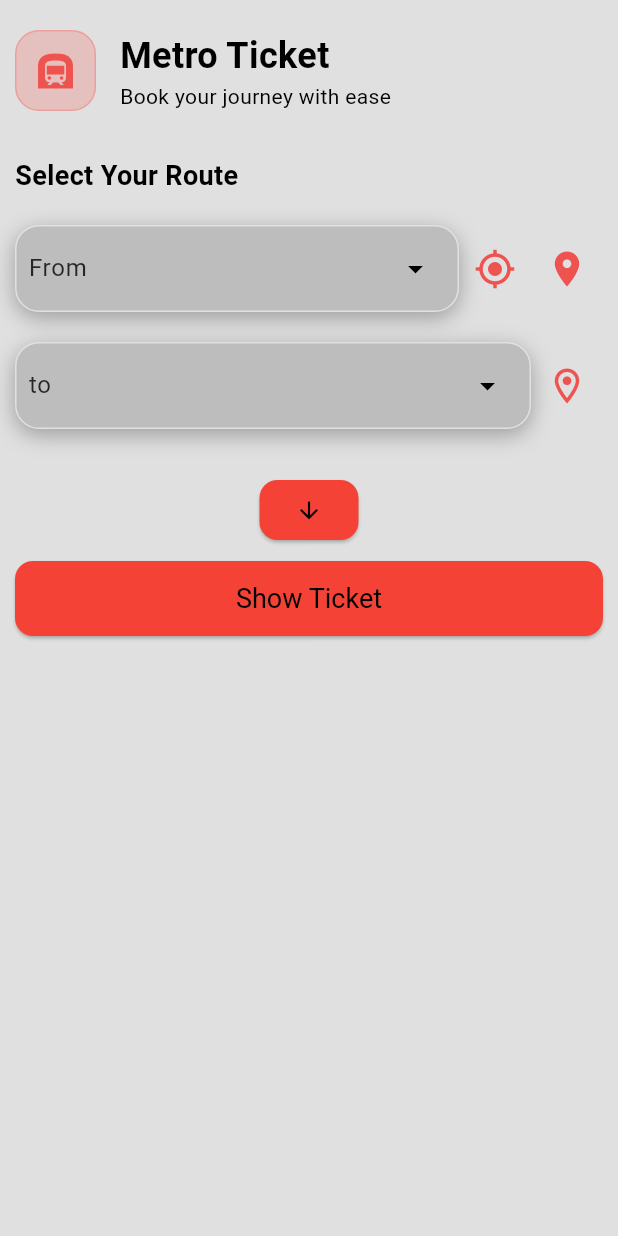
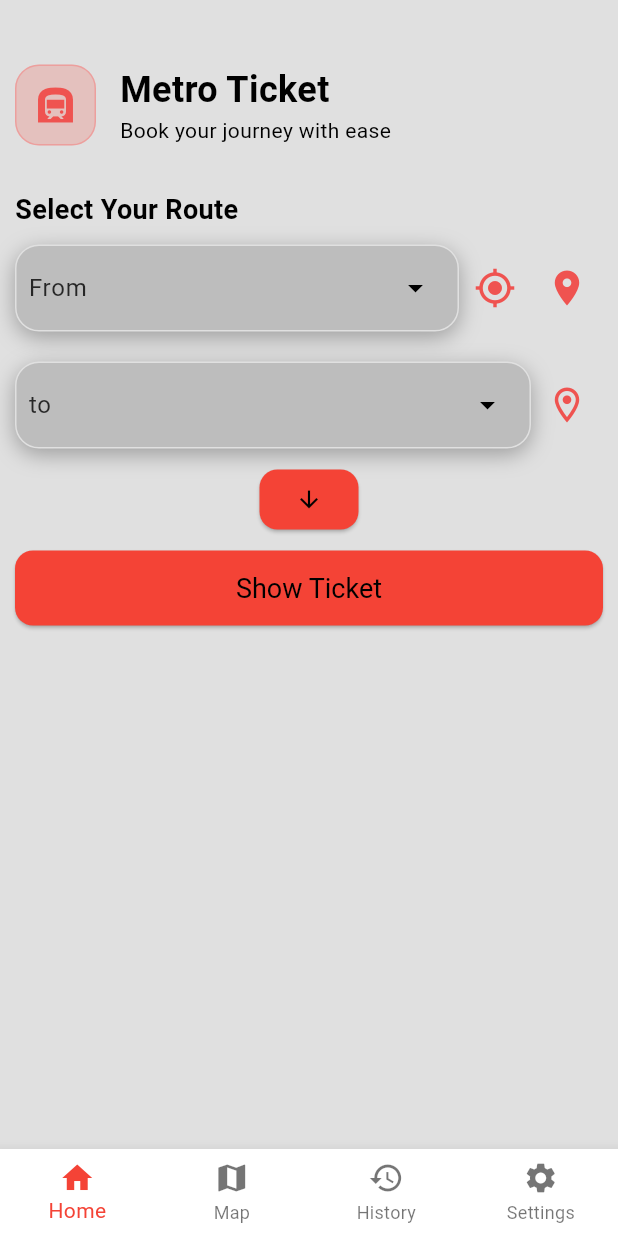
Before and after one commit to mohaaHeiba/Metro_Guide, a Flutter app: the WelcomePage screen opened directly, after a tap on "Get Started", on a phone screen of 412 x 824 dp. Run offline on Flutter 3.47's test engine with Material 3 defaults, Android fonts, the phone set to English and light mode, and no system bars; our stand-ins replace get, get_storage; accounts and stored records are empty.

Commit message:
hmm manything i added oh right im trying mvvm

```diff
--- a/lib/app.dart
+++ b/lib/app.dart
@@ -1,8 +1,8 @@
 import 'package:flutter/material.dart';
-import 'package:flutter/services.dart';
 import 'package:get/get_navigation/src/root/get_material_app.dart';
 import 'package:get_storage/get_storage.dart';
-import 'package:metro_guide/presentation/pages/home/home_page.dart';
+import 'package:metro_guide/presentation/navigationbar/navigationbar_page.dart'
+    show NavigationbarPage;
 import 'package:metro_guide/presentation/pages/welcome_page.dart';
 
 class MyApp extends StatelessWidget {
@@ -67,7 +67,7 @@ class MyApp extends StatelessWidget {
         iconTheme: IconThemeData(color: Colors.blue[400], size: 28),
       ),
       themeMode: ThemeMode.light,
-      home: SafeArea(child: loginbefore ? HomePage() : WelcomePage()),
+      home: loginbefore ? NavigationbarPage() : WelcomePage(),
     );
   }
 }
--- a/lib/main.dart
+++ b/lib/main.dart
@@ -1,9 +1,14 @@
 import 'package:flutter/material.dart';
+import 'package:get/get.dart';
 import 'package:get_storage/get_storage.dart';
 import 'package:metro_guide/app.dart';
+import 'package:metro_guide/presentation/controllers/controllers.dart';
 
 Future<void> main() async {
   await GetStorage.init();
+  Get.put(HomeController(),permanent: true);
+  Get.put(NavigationController(),permanent: true);
+  Get.put(SettingsController(),permanent: true);
 
   runApp(const MyApp());
 }
--- /dev/null
+++ b/lib/presentation/controllers/controllers.dart
@@ -0,0 +1,54 @@
+import 'package:flutter/material.dart';
+import 'package:get/get.dart';
+import 'package:metro_guide/presentation/pages/history/history_page.dart';
+import 'package:metro_guide/presentation/pages/home/home_page.dart';
+import 'package:metro_guide/presentation/pages/map/map_page.dart';
+import 'package:metro_guide/presentation/pages/settings/settings_page.dart';
+
+class NavigationController extends GetxController {
+  final currentIndex = 0.obs;
+
+  final List<Widget> screens = [
+    HomePage(),
+    const MapPage(),
+    const HistoryPage(),
+    const SettingsPage(),
+  ];
+}
+
+class SettingsController extends GetxController {
+  var isDarkMode = false.obs;
+  var isArabic = false.obs;
+
+  void toggleTheme() {
+    isDarkMode.value = !isDarkMode.value;
+    Get.changeThemeMode(isDarkMode.value ? ThemeMode.dark : ThemeMode.light);
+  }
+
+  void toggleLanguage() {
+    isArabic.value = !isArabic.value;
+    var locale = isArabic.value
+        ? const Locale('ar', 'EG')
+        : const Locale('en', 'US');
+    Get.updateLocale(locale);
+  }
+}
+
+class HomeController extends GetxController {
+  final cont1 = TextEditingController();
+  final cont2 = TextEditingController();
+
+  final isCardsAppear = false.obs;
+  final isSearch = false.obs;
+
+  final pickUp = ''.obs;
+  final pickDown = ''.obs;
+
+  void toggelSearch() {
+    isSearch.value = !isSearch.value;
+  }
+
+  void showCards() {
+    isCardsAppear.value = true;
+  }
+}
--- /dev/null
+++ b/lib/presentation/navigationbar/navigationbar_page.dart
@@ -0,0 +1,42 @@
+import 'package:flutter/material.dart';
+import 'package:get/get.dart';
+import 'package:metro_guide/presentation/controllers/controllers.dart';
+
+class NavigationbarPage extends StatelessWidget {
+  const NavigationbarPage({super.key});
+
+  @override
+  Widget build(BuildContext context) {
+    final controller = Get.find<NavigationController>();
+
+    return Obx(
+      () => Scaffold(
+        body: Padding(
+          padding: const EdgeInsets.only(top: 33),
+          child: IndexedStack(
+            index: controller.currentIndex.value,
+            children: controller.screens,
+          ),
+        ),
+        bottomNavigationBar: BottomNavigationBar(
+          currentIndex: controller.currentIndex.value,
+          onTap: (index) => controller.currentIndex.value = index,
+          type: BottomNavigationBarType.fixed,
+          items: [
+            BottomNavigationBarItem(icon: Icon(Icons.home), label: "Home"),
+            BottomNavigationBarItem(icon: Icon(Icons.map), label: "Map"),
+            BottomNavigationBarItem(
+              icon: Icon(Icons.history),
+              label: "History",
+            ),
+            BottomNavigationBarItem(
+              icon: Icon(Icons.settings),
+              label: "Settings",
+            ),
+          ],
+          selectedItemColor: Theme.of(context).colorScheme.onPrimaryContainer,
+        ),
+      ),
+    );
+  }
+}
--- /dev/null
+++ b/lib/presentation/pages/history/history_page.dart
@@ -0,0 +1,10 @@
+import 'package:flutter/material.dart';
+
+class HistoryPage extends StatelessWidget {
+  const HistoryPage({super.key});
+
+  @override
+  Widget build(BuildContext context) {
+    return const Placeholder();
+  }
+}
--- a/lib/presentation/pages/home/home_page.dart
+++ b/lib/presentation/pages/home/home_page.dart
@@ -1,58 +1,55 @@
 import 'package:flutter/material.dart';
 import 'package:get/get.dart';
+import 'package:metro_guide/presentation/controllers/controllers.dart';
 import 'package:metro_guide/presentation/widgets/home_widgets/card_widget.dart';
 import 'package:metro_guide/presentation/widgets/home_widgets/dropdown_widget.dart';
 import 'package:metro_guide/presentation/widgets/home_widgets/header_widget.dart';
 import 'package:metro_guide/presentation/widgets/home_widgets/textfield_widget.dart';
 
 class HomePage extends StatelessWidget {
-  HomePage({super.key});
-  final cont1 = TextEditingController();
-  final cont2 = TextEditingController();
-
-  final isCardsAppear = false.obs;
-  final isSearch = false.obs;
-
-  final pickUp = ''.obs;
-  final pickDown = ''.obs;
-
+  const HomePage({super.key});
   @override
   Widget build(BuildContext context) {
+    final controll = Get.find<HomeController>();
     return Scaffold(
       body: SingleChildScrollView(
         child: Padding(
           padding: const EdgeInsets.all(10.0),
           child: Column(
-            spacing: 10,
+            // spacing: 10,
             children: [
               const SizedBox(),
               headerWidget(context),
-              const SizedBox(),
+              const SizedBox(height: 10),
               dropDown("From", Icon(Icons.location_on), context, true),
-              const SizedBox(),
+              const SizedBox(height: 20),
 
               dropDown("to", Icon(Icons.location_on_outlined), context, false),
-              const SizedBox(),
+              const SizedBox(height: 10),
 
               Obx(
-                () => isSearch.value
+                () => controll.isSearch.value
                     ? textFieldWidget(context)
                     : const SizedBox(),
-              ),
-              ElevatedButton(
-                onPressed: () {
-                  isSearch.value = !isSearch.value;
-                },
-                child: Obx(
-                  () => Icon(
-                    isSearch.value ? Icons.arrow_upward : Icons.arrow_downward,
-                  ),
-                ),
               ),
 
               ElevatedButton(
                 onPressed: () {
-                  isCardsAppear.value = true;
+                  controll.toggelSearch();
+                },
+                child: Obx(
+                  () => Icon(
+                    controll.isSearch.value
+                        ? Icons.arrow_upward
+                        : Icons.arrow_downward,
+                  ),
+                ),
+              ),
+              const SizedBox(height: 10),
+
+              ElevatedButton(
+                onPressed: () {
+                  controll.showCards();
                 },
                 style: ElevatedButton.styleFrom(
                   minimumSize: Size(double.infinity, 50),
@@ -62,10 +59,12 @@ class HomePage extends StatelessWidget {
                   style: TextStyle(fontSize: 18, fontWeight: FontWeight.normal),
                 ),
               ),
+              const SizedBox(height: 10),
+
               Obx(() {
                 return AnimatedSwitcher(
                   duration: const Duration(milliseconds: 600),
-                  child: isCardsAppear.value
+                  child: controll.isCardsAppear.value
                       ? Container(child: cardWidget(context))
                       : const SizedBox(),
                 );
--- /dev/null
+++ b/lib/presentation/pages/map/map_page.dart
@@ -0,0 +1,147 @@
+import 'package:flutter/material.dart';
+import 'package:get/get_core/src/get_main.dart';
+import 'package:get/get_navigation/get_navigation.dart';
+import 'package:metro_guide/presentation/pages/map/Instructions_page.dart';
+import 'package:metro_guide/presentation/pages/map/fullmap_page.dart';
+import 'package:metro_guide/presentation/widgets/map_widgets/infocars_widget.dart';
+
+class MapPage extends StatelessWidget {
+  const MapPage({super.key});
+
+  @override
+  Widget build(BuildContext context) {
+    return Scaffold(
+      body: SingleChildScrollView(
+        physics:AlwaysScrollableScrollPhysics(),
+        child: Padding(
+          padding: const EdgeInsets.all(10.0),
+          child: Column(
+            children: [
+              const SizedBox(),
+              const SizedBox(height: 20),
+
+              // Map container
+              Container(
+                height: 280,
+                decoration: BoxDecoration(
+                  color: Theme.of(context).colorScheme.primaryContainer,
+                  borderRadius: BorderRadius.circular(12),
+                  boxShadow: [
+                    BoxShadow(
+                      color: Colors.black.withOpacity(0.05),
+                      blurRadius: 6,
+                      offset: const Offset(0, 3),
+                    ),
+                  ],
+                ),
+                child: ClipRRect(
+                  borderRadius: BorderRadius.circular(12),
+                  child: InteractiveViewer(
+                    child: Image.asset(
+                      'assets/images/map.png',
+                      fit: BoxFit.cover,
+                      width: double.infinity,
+                    ),
+                  ),
+                ),
+              ),
+
+              const SizedBox(height: 20),
+
+              // Action buttons section
+              Row(
+                children: [
+                  Expanded(
+                    child: _buildActionButton(
+                      context,
+                      'View Full Map',
+                      Icons.map,
+                    ),
+                  ),
+                  const SizedBox(width: 10),
+                  Expanded(
+                    child: _buildActionButton(
+                      context,
+                      'Instructions',
+                      Icons.info_outline,
+                    ),
+                  ),
+                ],
+              ),
+
+              const SizedBox(height: 20),
+
+              // Quick info cards
+              Column(
+                children: [
+                  infocardWidget(
+                    context,
+                    'Operating Hours',
+                    '5:00 AM - 12:00 AM',
+                    Icons.access_time,
+                  ),
+                  const SizedBox(height: 10),
+                  infocardWidget(
+                    context,
+                    'Service Status',
+                    'All lines operational',
+                    Icons.check_circle,
+                  ),
+                  const SizedBox(height: 10),
+                  infocardWidget(
+                    context,
+                    'Last Updated',
+                    'Just now',
+                    Icons.update,
+                  ),
+                ],
+              ),
+
+            ],
+          ),
+        ),
+      ),
+    );
+  }
+
+
+  Widget _buildActionButton(
+    BuildContext context,
+    String text,
+    IconData icon,
+  ) {
+    return ElevatedButton(
+      onPressed: () {
+        if (text == 'View Full Map') {
+
+          Get.to(const FullMapPage(),transition: Transition.downToUp);
+        } else {
+          Get.to(const InstructionsPage(),transition: Transition.downToUp);
+
+        }
+      },
+      style: ElevatedButton.styleFrom(
+        minimumSize: const Size(double.infinity, 50),
+        shape: RoundedRectangleBorder(
+          borderRadius: BorderRadius.circular(10),
+        ),
+        padding: EdgeInsets.all(0)
+      ),
+      child: Row(
+        mainAxisAlignment: MainAxisAlignment.center,
+        children: [
+          Icon(icon, size: 20),
+          const SizedBox(width: 8),
+          Text(
+            text,
+            style: const TextStyle(
+              fontSize: 16,
+              fontWeight: FontWeight.w500,
+            ),
+          ),
+        ],
+      ),
+    );
+  }
+
+}
--- /dev/null
+++ b/lib/presentation/pages/settings/settings_page.dart
@@ -0,0 +1,68 @@
+import 'package:flutter/material.dart';
+import 'package:get/get.dart';
+import 'package:metro_guide/presentation/controllers/controllers.dart';
+
+class SettingsPage extends StatelessWidget {
+  const SettingsPage({super.key});
+
+  @override
+  Widget build(BuildContext context) {
+    final controller = Get.find<SettingsController>();
+
+    return Scaffold(
+      body: SingleChildScrollView(
+        padding: const EdgeInsets.all(20),
+        child: Column(
+          crossAxisAlignment: CrossAxisAlignment.center,
+          children: [
+            Image.asset("assets/images/logo.png", width: 250, height: 250),
+            const SizedBox(height: 30),
+
+            Obx(
+              () => SwitchListTile(
+                title: const Text("Dark Mode"),
+                value: controller.isDarkMode.value,
+                onChanged: (value) => controller.toggleTheme(),
+                secondary: const Icon(Icons.brightness_6),
+              ),
+            ),
+
+            const Divider(height: 30),
+
+            // 🌍 Language Button
+            Obx(
+              () => ListTile(
+                leading: const Icon(Icons.language),
+                title: Text(
+                  "Language: ${controller.isArabic.value ? "العربية" : "English"}",
+                ),
+                trailing: ElevatedButton(
+                  onPressed: () => controller.toggleLanguage(),
+                  child: const Text("Change"),
+                ),
+              ),
+            ),
+
+            const Divider(height: 30),
+
+            // ℹ️ About App
+            ListTile(
+              leading: const Icon(Icons.info),
+              title: const Text("About"),
+              subtitle: const Text("Metro Guide v1.0.0"),
+              onTap: () {
+                showAboutDialog(
+                  context: context,
+                  applicationName: "Metro Guide",
+                  applicationVersion: '1.0.0',
+                  applicationIcon: const Icon(Icons.train, size: 40),
+                  applicationLegalese: "Developed by Mohamed Heiba © 2025",
+                );
+              },
+            ),
+          ],
+        ),
+      ),
+    );
+  }
+}
--- a/lib/presentation/pages/welcome_page.dart
+++ b/lib/presentation/pages/welcome_page.dart
@@ -1,8 +1,8 @@
 import 'package:flutter/material.dart';
-import 'package:get/get_core/src/get_main.dart';
+import 'package:get/get.dart';
 import 'package:get/route_manager.dart';
 import 'package:get_storage/get_storage.dart';
-import 'package:metro_guide/presentation/pages/home/home_page.dart';
+import 'package:metro_guide/presentation/navigationbar/navigationbar_page.dart';
 
 class WelcomePage extends StatelessWidget {
   WelcomePage({super.key});
@@ -38,7 +38,7 @@ class WelcomePage extends StatelessWidget {
               ),
               onPressed: () async {
                 login.write("loginBefore", true);
-                Get.off(HomePage(), transition: Transition.fadeIn);
+                Get.off(NavigationbarPage(), transition: Transition.fadeIn);
               },
               child: const Text(
                 "Get Started",
--- /dev/null
+++ b/lib/presentation/widgets/map_widgets/infocars_widget.dart
@@ -0,0 +1,57 @@
+  import 'package:flutter/material.dart';
+
+Widget infocardWidget(BuildContext context, String title, String subtitle, IconData icon) {
+    return Container(
+      padding: const EdgeInsets.all(16),
+      decoration: BoxDecoration(
+        color: Theme.of(context).colorScheme.primaryContainer,
+        borderRadius: BorderRadius.circular(12),
+        boxShadow: [
+          BoxShadow(
+            color: Colors.black.withOpacity(0.05),
+            blurRadius: 6,
+            offset: const Offset(0, 3),
+          ),
+        ],
+      ),
+      child: Row(
+        children: [
+          Container(
+            padding: const EdgeInsets.all(12),
+            decoration: BoxDecoration(
+              color: Theme.of(context).colorScheme.onPrimaryContainer.withOpacity(0.2),
+              borderRadius: BorderRadius.circular(12),
+            ),
+            child: Icon(
+              icon,
+              color: Theme.of(context).colorScheme.onSecondaryContainer,
+              size: 24,
+            ),
+          ),
+          const SizedBox(width: 16),
+          Expanded(
+            child: Column(
+              crossAxisAlignment: CrossAxisAlignment.start,
+              children: [
+                Text(
+                  title,
+                  style: const TextStyle(
+                    fontSize: 16,
+                    fontWeight: FontWeight.w600,
+                  ),
+                ),
+                const SizedBox(height: 4),
+                Text(
+                  subtitle,
+                  style: TextStyle(
+                    fontSize: 14,
+                    color: Colors.grey[700],
+                  ),
+                ),
+              ],
+            ),
+          ),
+        ],
+      ),
+    );
+  }
--- a/pubspec.yaml
+++ b/pubspec.yaml
@@ -40,6 +40,7 @@ dependencies:
 
 
   flutter_native_splash: ^2.4.6
+  google_maps_flutter: ^2.12.3
 
 dev_dependencies:
   flutter_test:
```
Also changed, not shown: lib/presentation/pages/map/Instructions_page.dart (added, +125 -0 lines), lib/presentation/pages/map/fullmap_page.dart (added, +33 -0 lines), lib/presentation/widgets/home_widgets/textfield_widget.dart (+8 -2 lines), assets/images/map.png (added), pubspec.lock, 1 other file.
